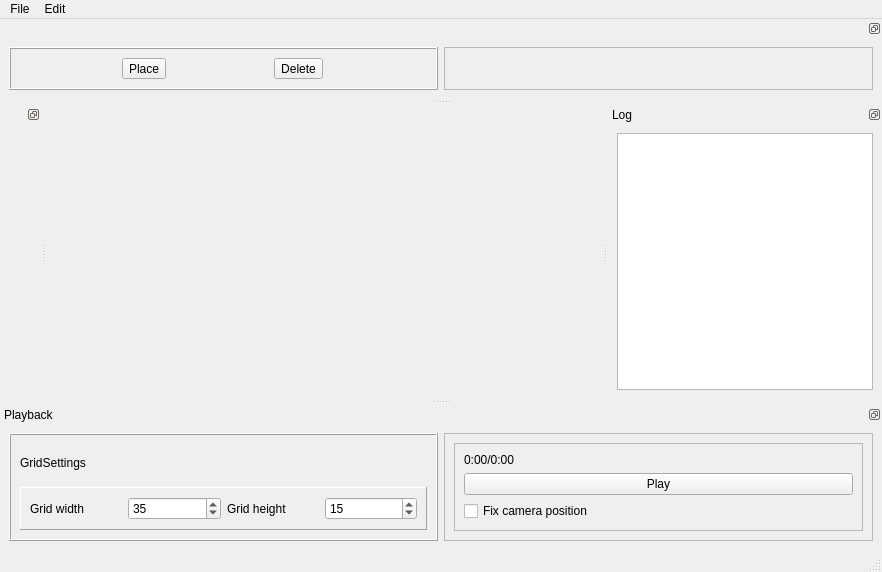
Old version of the form SimpleMIDI/QTFiles/App.ui in the repository CareenDT/SimpleMidiEditor.
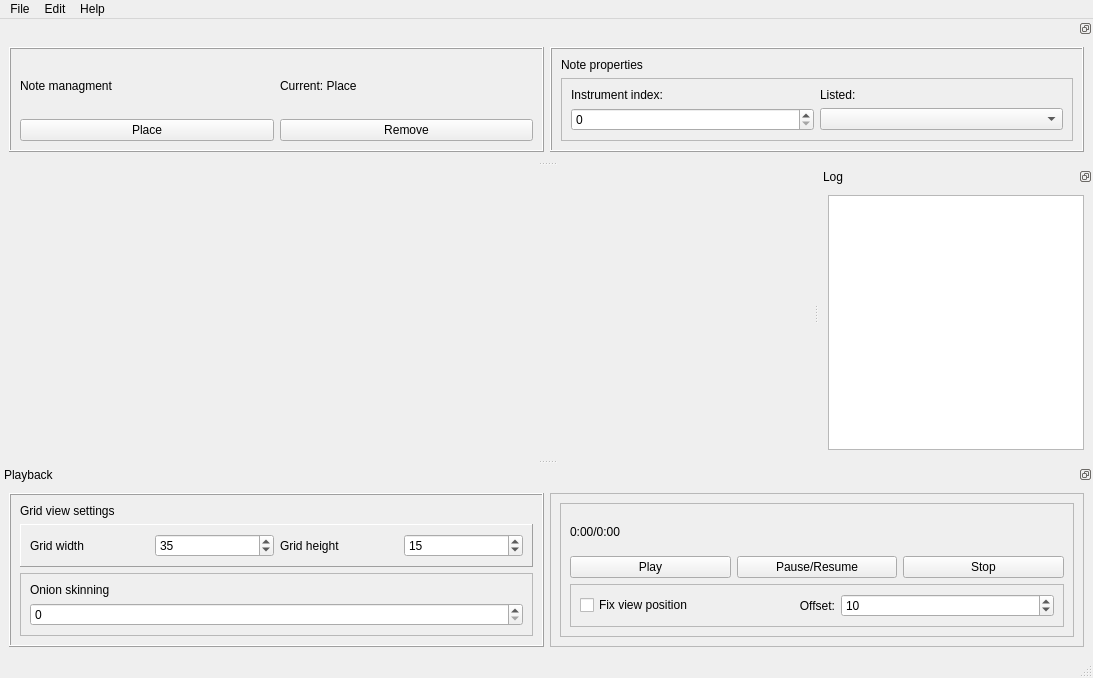
New version of the form.

Patch:
```diff
--- a/SimpleMIDI/QTFiles/App.ui
+++ b/SimpleMIDI/QTFiles/App.ui
@@ -6,8 +6,8 @@
    <rect>
     <x>0</x>
     <y>0</y>
-    <width>882</width>
-    <height>572</height>
+    <width>1093</width>
+    <height>678</height>
    </rect>
   </property>
   <property name="windowTitle">
@@ -25,7 +25,7 @@
     <rect>
      <x>0</x>
      <y>0</y>
-     <width>882</width>
+     <width>1093</width>
      <height>21</height>
     </rect>
    </property>
@@ -42,19 +42,17 @@
     </property>
     <addaction name="actionPreferences"/>
    </widget>
+   <widget class="QMenu" name="menuHelp">
+    <property name="title">
+     <string>Help</string>
+    </property>
+    <addaction name="actionAbout"/>
+   </widget>
    <addaction name="menuFile"/>
    <addaction name="menuEdit"/>
+   <addaction name="menuHelp"/>
   </widget>
   <widget class="QStatusBar" name="statusbar"/>
-  <widget class="QDockWidget" name="dockLeft">
-   <property name="features">
-    <set>QDockWidget::DockWidgetFloatable|QDockWidget::DockWidgetMovable</set>
-   </property>
-   <attribute name="dockWidgetArea">
-    <number>1</number>
-   </attribute>
-   <widget class="QWidget" name="dockWidgetContents_2"/>
-  </widget>
   <widget class="QDockWidget" name="dockRight">
    <property name="features">
     <set>QDockWidget::DockWidgetFloatable|QDockWidget::DockWidgetMovable</set>
@@ -152,10 +150,36 @@
         <item row="0" column="0">
          <widget class="QLabel" name="label_3">
           <property name="text">
-           <string>GridSettings</string>
+           <string>Grid view settings</string>
           </property>
          </widget>
         </item>
+        <item row="2" column="0">
+         <widget class="QFrame" name="frame_6">
+          <property name="frameShape">
+           <enum>QFrame::StyledPanel</enum>
+          </property>
+          <property name="frameShadow">
+           <enum>QFrame::Raised</enum>
+          </property>
+          <layout class="QVBoxLayout" name="verticalLayout_5">
+           <item>
+            <widget class="QLabel" name="label_8">
+             <property name="text">
+              <string>Onion skinning</string>
+             </property>
+            </widget>
+           </item>
+           <item>
+            <widget class="QSpinBox" name="OnionSkinSpinBox">
+             <property name="maximum">
+              <number>1000</number>
+             </property>
+            </widget>
+           </item>
+          </layout>
+         </widget>
+        </item>
        </layout>
       </widget>
      </item>
@@ -185,20 +209,82 @@
             </widget>
            </item>
            <item>
-            <widget class="QPushButton" name="pushButton">
-             <property name="text">
-              <string>Play</string>
-             </property>
-            </widget>
+            <layout class="QHBoxLayout" name="horizontalLayout_3">
+             <item>
+              <widget class="QPushButton" name="PlayButton">
+               <property name="text">
+                <string>Play</string>
+               </property>
+               <property name="shortcut">
+                <string>Ctrl+S</string>
+               </property>
+               <property name="checkable">
+                <bool>false</bool>
+               </property>
+              </widget>
+             </item>
+             <item>
+              <widget class="QPushButton" name="PauseButton">
+               <property name="text">
+                <string>Pause/Resume</string>
+               </property>
+              </widget>
+             </item>
+             <item>
+              <widget class="QPushButton" name="StopButton">
+               <property name="text">
+                <string>Stop</string>
+               </property>
+              </widget>
+             </item>
+            </layout>
            </item>
            <item>
-            <widget class="QCheckBox" name="FixCamPosCheckBox">
-             <property name="text">
-              <string>Fix camera position</string>
+            <widget class="QFrame" name="frame_7">
+             <property name="frameShape">
+              <enum>QFrame::StyledPanel</enum>
              </property>
-             <property name="checked">
-              <bool>false</bool>
+             <property name="frameShadow">
+              <enum>QFrame::Raised</enum>
              </property>
+             <layout class="QHBoxLayout" name="horizontalLayout_4">
+              <item>
+               <widget class="QCheckBox" name="FixCamPosCheckBox">
+                <property name="text">
+                 <string>Fix view position</string>
+                </property>
+                <property name="checked">
+                 <bool>false</bool>
+                </property>
+               </widget>
+              </item>
+              <item>
+               <widget class="QLabel" name="label_9">
+                <property name="sizePolicy">
+                 <sizepolicy hsizetype="Maximum" vsizetype="Preferred">
+                  <horstretch>0</horstretch>
+                  <verstretch>0</verstretch>
+                 </sizepolicy>
+                </property>
+                <property name="text">
+                 <string>Offset:</string>
+                </property>
+                <property name="alignment">
+                 <set>Qt::AlignRight|Qt::AlignTrailing|Qt::AlignVCenter</set>
+                </property>
+               </widget>
+              </item>
+              <item>
+               <widget class="QSpinBox" name="CamFixPosOffsetSpinBox">
+                <property name="maximum">
+                 <number>1000</number>
+                </property>
+                <property name="value">
+                 <number>10</number>
+                </property>
+               </widget>
+              </item>
+             </layout>
             </widget>
            </item>
           </layout>
@@ -237,32 +323,31 @@
         <property name="rightMargin">
          <number>9</number>
         </property>
-        <item row="0" column="0">
-         <widget class="QToolButton" name="toolButtonPlace">
+        <item row="1" column="0">
+         <widget class="QPushButton" name="PlaceModeButton">
           <property name="text">
            <string>Place</string>
           </property>
-          <property name="iconSize">
-           <size>
-            <width>32</width>
-            <height>32</height>
-           </size>
+         </widget>
+        </item>
+        <item row="1" column="1">
+         <widget class="QPushButton" name="RemoveModeButton">
+          <property name="text">
+           <string>Remove</string>
           </property>
-          <property name="autoRaise">
-           <bool>false</bool>
+         </widget>
+        </item>
+        <item row="0" column="0">
+         <widget class="QLabel" name="label_4">
+          <property name="text">
+           <string>Note managment</string>
           </property>
          </widget>
         </item>
         <item row="0" column="1">
-         <widget class="QToolButton" name="toolButtonPlace_2">
+         <widget class="QLabel" name="CurrentModeLabel">
           <property name="text">
-           <string>Delete</string>
-          </property>
-          <property name="iconSize">
-           <size>
-            <width>32</width>
-            <height>32</height>
-           </size>
+           <string>Current: Place</string>
           </property>
          </widget>
         </item>
@@ -272,11 +357,56 @@
      <item row="0" column="1">
       <widget class="QFrame" name="frame_4">
        <property name="frameShape">
-        <enum>QFrame::StyledPanel</enum>
+        <enum>QFrame::Box</enum>
        </property>
        <property name="frameShadow">
         <enum>QFrame::Raised</enum>
        </property>
+       <layout class="QVBoxLayout" name="verticalLayout_4">
+        <item>
+         <widget class="QLabel" name="label_5">
+          <property name="text">
+           <string>Note properties</string>
+          </property>
+         </widget>
+        </item>
+        <item>
+         <widget class="QFrame" name="frame_5">
+          <property name="frameShape">
+           <enum>QFrame::StyledPanel</enum>
+          </property>
+          <property name="frameShadow">
+           <enum>QFrame::Raised</enum>
+          </property>
+          <layout class="QGridLayout" name="gridLayout_4">
+           <item row="0" column="0">
+            <widget class="QLabel" name="label_6">
+             <property name="text">
+              <string>Instrument index:</string>
+             </property>
+            </widget>
+           </item>
+           <item row="1" column="0">
+            <widget class="QSpinBox" name="InstrumentIndexSpinBox">
+             <property name="maximum">
+              <number>1000</number>
+             </property>
+            </widget>
+           </item>
+           <item row="1" column="1">
+            <widget class="QComboBox" name="InstrumentChoiceBox"/>
+           </item>
+           <item row="0" column="1">
+            <widget class="QLabel" name="label_7">
+             <property name="text">
+              <string>Listed:</string>
+             </property>
+            </widget>
+           </item>
+          </layout>
+         </widget>
+        </item>
+       </layout>
       </widget>
      </item>
     </layout>
```
Left out of the diff: 19 changed lines with no effect on the pictures.
